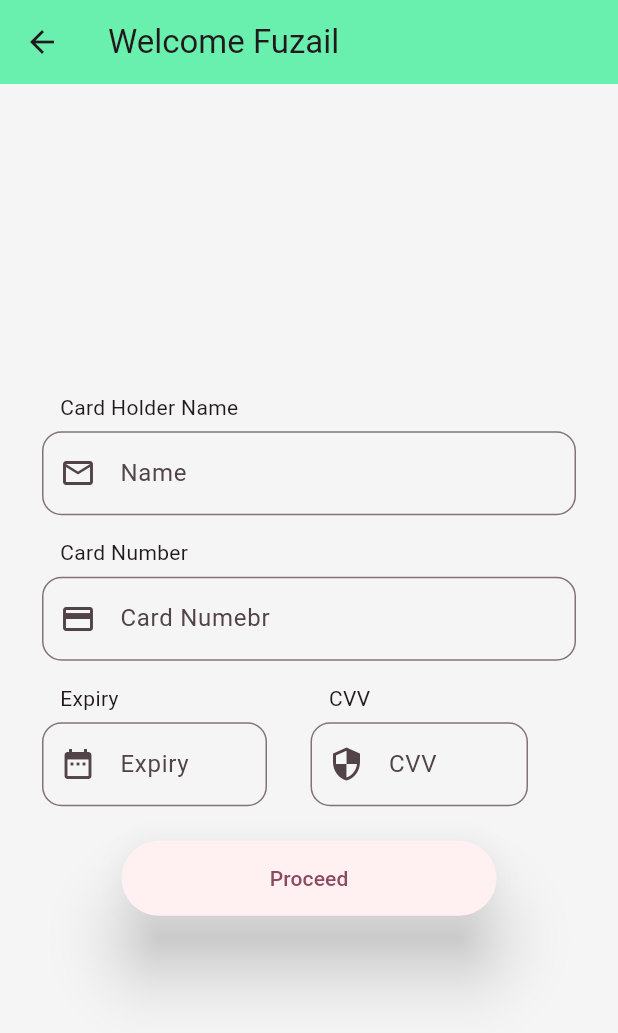
After one commit to Fuzail-Raza/Pet-Care-App, a Flutter app: the PaymentForm screen opened directly, on a phone screen of 412 x 824 dp. The commit adds this screen. Shown: the top 1033 px of the screen. Run offline on Flutter 3.47's test engine with Material 3 defaults, Android fonts, the phone set to English and light mode, and no system bars; our stand-ins replace firebase_auth, firebase_core, font_awesome_flutter, google_nav_bar; accounts and stored records are empty.

Commit message:
Added forgetPassword,PaymentForm ,PhoneAuthentication

```diff
--- /dev/null
+++ b/pet_care/lib/PaymentForm.dart
@@ -0,0 +1,160 @@
+import 'package:flutter/material.dart';
+
+class PaymentForm extends StatefulWidget {
+  const PaymentForm({super.key});
+
+  @override
+  State<PaymentForm> createState() => _PaymentFormState();
+}
+
+class _PaymentFormState extends State<PaymentForm> {
+  String userName = "Fuzail";
+  GlobalKey<FormState> paymentForm=GlobalKey<FormState>();
+  var cardNumber=TextEditingController();
+  var cardHolderName=TextEditingController();
+  var CVV=TextEditingController();
+  var DateExpiry=TextEditingController();
+
+  @override
+  Widget build(BuildContext context) {
+    return Scaffold(
+      appBar: AppBar(
+          title: Text("Welcome " + userName),
+          backgroundColor: Colors.greenAccent),
+      body: Container(
+        color: Colors.grey.shade100,
+          child: Form(
+        key: paymentForm,
+        child: Column(
+          mainAxisAlignment: MainAxisAlignment.center,
+          children: [
+            Padding(
+              padding: const EdgeInsets.only(bottom: 6.0),
+              child: Row(
+                children: [
+                  SizedBox(
+                    width: 40,
+                  ),
+                  Text("Card Holder Name"),
+                ],
+              ),
+            ),
+            Padding(
+              padding: const EdgeInsets.only(left:28.0,right:28.0,bottom:15.0),
+              child: TextFormField(
+                autovalidateMode: AutovalidateMode.onUserInteraction,
+                controller: cardHolderName,
+                keyboardType:TextInputType.emailAddress ,
+                decoration: InputDecoration(
+                  hintText: "Name",
+                  prefixIcon: Icon(Icons.email_outlined),
+                ),
+                validator: (value) => validateCard(value),
+              ),
+            ),
+            Padding(
+              padding: const EdgeInsets.only(bottom: 6.0),
+              child: Row(
+                children: [
+                  SizedBox(
+                    width: 40,
+                  ),
+                  Text("Card Number"),
+                ],
+              ),
+            ),
+            Padding(
+              padding: const EdgeInsets.only(left:28.0,right:28.0,bottom:15.0),
+              child: TextFormField(
+                autovalidateMode: AutovalidateMode.onUserInteraction,
+                controller: cardNumber,
+                keyboardType:TextInputType.emailAddress ,
+                decoration: InputDecoration(
+                  hintText: "Card Numebr",
+                  prefixIcon: Icon(Icons.credit_card),
+                ),
+                validator: (value) => validateCardNumber(value),
+              ),
+            ),
+            Padding(
+              padding: const EdgeInsets.only(bottom: 6.0),
+              child: Row(
+                children: [
+                  SizedBox(width: 40,),
+                  Text("Expiry"),
+                  SizedBox(width: 140),
+                  Text("CVV"),
+                ],
+              ),
+            ),
+            Row(
+              children: [
+                Padding(
+                  padding: const EdgeInsets.only(left:28.0,right:28.0,bottom:15.0),
+                  child: Container(
+                    width: 150,
+                    child: TextFormField(
+                      autovalidateMode: AutovalidateMode.onUserInteraction,
+                      controller: DateExpiry,
+                      keyboardType:TextInputType.emailAddress ,
+                      decoration: InputDecoration(
+                        hintText: "Expiry",
+                        prefixIcon: Icon(Icons.date_range),
+                      ),
+                      validator: (value) => validateExpiry(value),
+                    ),
+                  ),
+                ),
+                Padding(
+                  padding: const EdgeInsets.only(left:1.0,right:28.0,bottom:15.0),
+                  child: Container(
+                    width: 145,
+                    child: TextFormField(
+                      autovalidateMode: AutovalidateMode.onUserInteraction,
+                      controller: CVV,
+                      keyboardType:TextInputType.emailAddress ,
+                      decoration: InputDecoration(
+                        hintText: "CVV",
+                        prefixIcon: Icon(Icons.security_outlined),
+
+                      ),
+                      validator: (value) => validateCVV(value),
+                    ),
+                  ),
+                ),
+              ],
+            ),
+
+            Padding(
+              padding: const EdgeInsets.all(8.0),
+              child: ElevatedButton(onPressed: (){
+
+              }, child: Text("Proceed"),style: ButtonStyle(
+                  minimumSize:MaterialStateProperty.all(Size(250,50)) ,
+                  elevation: MaterialStateProperty.all(20)
+              )),
+            )
+
+
+          ],
+        ),
+      )),
+    );
+  }
+
+  validateCard(String? value) {
+
+  }
+
+  validateCardNumber(String? value) {
+
+  }
+
+  validateCVV(String? value) {
+
+  }
+
+  validateExpiry(String? value) {
+
+  }
+}
--- a/pet_care/lib/uihelper.dart
+++ b/pet_care/lib/uihelper.dart
@@ -88,7 +88,7 @@ class uiHelper {
 
   }
 
-  static customAlertBox(BuildContext context,String text){
+  static customAlertBox(VoidCallback voidCallback,BuildContext context,String text){
 
     return showDialog(context: context, builder: (BuildContext context){
       return AlertDialog(
@@ -97,9 +97,7 @@ class uiHelper {
           TextButton(onPressed: (){
             Navigator.pop(context);
           }, child:Center(child: Text("OK")),
-            onLongPress: (){
-              Navigator.push(context, MaterialPageRoute(builder: (context) => Login()));
-            },)
+            onLongPress: voidCallback,)
         ],
       );
     });
```
Also changed, not shown: pet_care/lib/CheckUser.dart (added, +28 -0 lines), pet_care/lib/ForgotPassword.dart (added, +87 -0 lines), pet_care/lib/LoginPage.dart (+4 -4 lines), pet_care/lib/SignUpPage.dart (+8 -8 lines), pet_care/lib/SignUpPageForm.dart (+12 -12 lines), pet_care/lib/phoneAuthentication.dart (added, +131 -0 lines).
